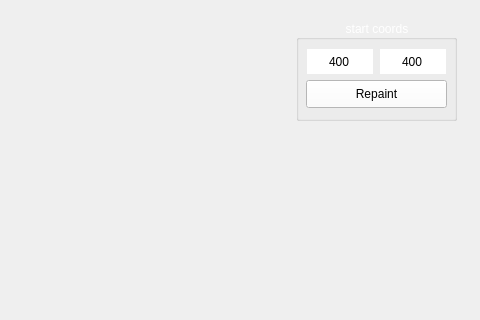
This is app/window.ui in tenolly/l-systems as Qt 5 draws it before an edit; both pictures show x 334 to 814 and y 0 to 320 of the 814 by 736 pixel window. The edited form follows.
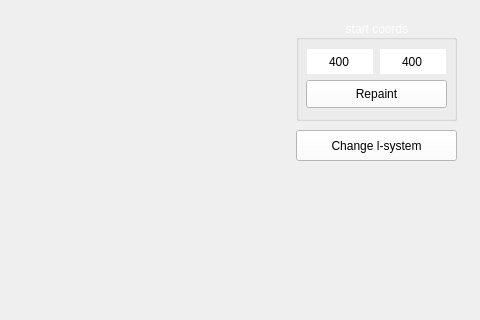
This is the edited form.

Commit message: add change l-system button

The edit to the form file:
```diff
--- a/app/window.ui
+++ b/app/window.ui
@@ -225,6 +225,24 @@
      </property>
     </widget>
    </widget>
+   <widget class="QPushButton" name="change_l_system_button">
+    <property name="geometry">
+     <rect>
+      <x>630</x>
+      <y>130</y>
+      <width>161</width>
+      <height>31</height>
+     </rect>
+    </property>
+    <property name="styleSheet">
+     <string notr="true">font: 10pt &quot;Consolas&quot;;
+background-color: rgb(255, 255, 255);
+color: black;</string>
+    </property>
+    <property name="text">
+     <string>Change l-system</string>
+    </property>
+   </widget>
   </widget>
  </widget>
  <resources/>
```
The commit also changes 1 other file.
